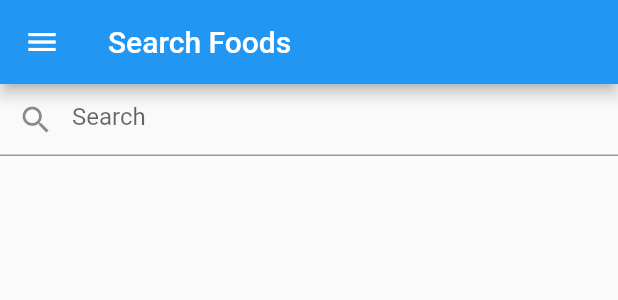
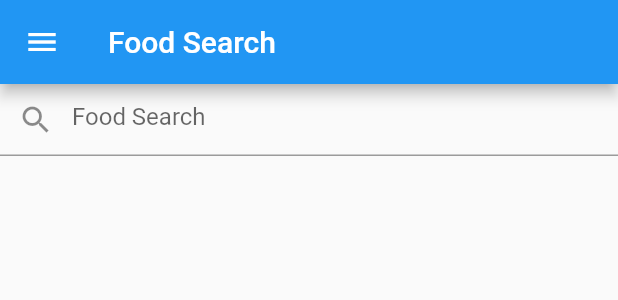
Before and after one commit to adam7/fructikav2, a Flutter app: the AppDrawer widget shown alone on an empty page, opened directly, after a tap on "Food Search", on a phone screen of 412 x 824 dp. Shown: the top 300 px of the screen. Run offline on Flutter 3.47's test engine with Material 2 defaults, Android fonts, the phone set to English and light mode, and no system bars; our stand-ins replace flutter_swiper, material_design_icons_flutter, sqflite; missing offline and left inert: sqlite_rank; accounts and stored records are empty.

```diff
--- a/lib/app_drawer.dart
+++ b/lib/app_drawer.dart
@@ -4,14 +4,9 @@ import 'package:fructika/favourites_route.dart';
 import 'package:fructika/food_group_route.dart';
 import 'package:fructika/search_route.dart';
 import 'package:fructika/settings_route.dart';
+import 'package:fructika/titles.dart';
 
 class AppDrawer extends StatelessWidget {
-  final String _foodGroupTitle = "Food Groups";
-  final String _foodSearchTitle = "Food Search";
-  final String _settingsTitle = "Settings";
-  final String _aboutTitle = "About";
-  final String _favouriteTitle = "Favourites";
-
   @override
   Widget build(BuildContext context) {
     return Drawer(
@@ -24,16 +19,15 @@ class AppDrawer extends StatelessWidget {
               color: Colors.blue,
             ),
           ),
-          _buildListTile(context, SearchRoute(title: _foodSearchTitle),
-              _foodSearchTitle, Icons.search),
-          _buildListTile(context, FavouritesRoute(title: _favouriteTitle),
-              _favouriteTitle, Icons.favorite),
-          _buildListTile(context, FoodGroupRoute(title: _foodGroupTitle),
-              _foodGroupTitle, Icons.group),
-          _buildListTile(context, SettingsRoute(title: _settingsTitle),
-              _settingsTitle, Icons.settings),
           _buildListTile(
-              context, AboutRoute(title: _aboutTitle), _aboutTitle, Icons.info)
+              context, SearchRoute(), Titles.foodSearchTitle, Icons.search),
+          _buildListTile(context, FavouritesRoute(), Titles.favouriteTitle,
+              Icons.favorite),
+          _buildListTile(
+              context, FoodGroupRoute(), Titles.foodGroupTitle, Icons.group),
+          _buildListTile(
+              context, SettingsRoute(), Titles.settingsTitle, Icons.settings),
+          _buildListTile(context, AboutRoute(), Titles.aboutTitle, Icons.info)
         ],
       ),
     );
--- a/lib/favourites_route.dart
+++ b/lib/favourites_route.dart
@@ -1,19 +1,17 @@
 import 'package:flutter/material.dart';
 import 'package:fructika/app_drawer.dart';
+import 'package:fructika/titles.dart';
 import 'database/database_provider.dart';
 import 'package:fructika/food_list.dart';
 import 'package:fructika/models/food.dart';
 
 class FavouritesRoute extends StatelessWidget {
-  final String title;
   final favouriteFoods = DatabaseProvider.db.getFavouriteFoods();
-
-  FavouritesRoute({Key key, this.title}) : super(key: key);
 
   @override
   Widget build(BuildContext context) {
     return Scaffold(
-        appBar: AppBar(title: Text(title)),
+        appBar: AppBar(title: Text(Titles.favouriteTitle)),
         body: FutureBuilder<List<Food>>(
           future: favouriteFoods,
           builder: (context, snapshot) {
--- a/lib/food_group_route.dart
+++ b/lib/food_group_route.dart
@@ -5,15 +5,12 @@ import 'package:flutter_swiper/flutter_swiper.dart';
 import 'package:fructika/models/food_group.dart';
 
 class FoodGroupRoute extends StatelessWidget {
-  final String title;
   final foodgroups = DatabaseProvider.db.getAllFoodGroups();
-
-  FoodGroupRoute({Key key, this.title}) : super(key: key);
 
   @override
   Widget build(BuildContext context) {
     return Scaffold(
-        appBar: AppBar(title: Text(title)),
+        appBar: AppBar(title: Text("Food Groups")),
         body: FutureBuilder<List<FoodGroup>>(
           future: foodgroups,
           builder: (context, snapshot) {
--- a/lib/main.dart
+++ b/lib/main.dart
@@ -6,7 +6,6 @@ void main() => runApp(MyApp());
 class MyApp extends StatelessWidget {
   @override
   Widget build(BuildContext context) {
-    return MaterialApp(
-        title: 'Fructika', home: SearchRoute(title: "Search"));
+    return MaterialApp(title: 'Fructika', home: SearchRoute());
   }
 }
--- a/lib/search_route.dart
+++ b/lib/search_route.dart
@@ -1,14 +1,11 @@
 import 'package:flutter/material.dart';
 import 'package:fructika/app_drawer.dart';
+import 'package:fructika/titles.dart';
 import 'database/database_provider.dart';
 import 'package:fructika/food_list.dart';
 import 'package:fructika/models/food.dart';
 
 class SearchRoute extends StatefulWidget {
-  final String title;
-
-  SearchRoute({Key key, this.title}) : super(key: key);
-
   @override
   State<StatefulWidget> createState() => SearchRouteState();
 }
@@ -21,7 +18,7 @@ class SearchRouteState extends State<SearchRoute> {
   @override
   Widget build(BuildContext context) {
     return Scaffold(
-        appBar: AppBar(title: Text("Search Foods")),
+        appBar: AppBar(title: Text(Titles.foodSearchTitle)),
         body: Column(children: <Widget>[
           TextField(
               controller: _search,
@@ -40,7 +37,7 @@ class SearchRouteState extends State<SearchRoute> {
               },
               textInputAction: TextInputAction.search,
               decoration: InputDecoration(
-                  prefixIcon: Icon(Icons.search), hintText: 'Search')),
+                  prefixIcon: Icon(Icons.search), hintText: Titles.foodSearchTitle)),
           Expanded(child: FoodList(foods: foods))
         ]),
         drawer: AppDrawer());
--- /dev/null
+++ b/lib/titles.dart
@@ -0,0 +1,7 @@
+class Titles{
+  static final foodGroupTitle = "Food Groups";
+  static final foodSearchTitle = "Food Search";
+  static final settingsTitle = "Settings";
+  static final aboutTitle = "About";
+  static final favouriteTitle = "Favourites";
+}
```
Also changed, not shown: lib/about_route.dart (+2 -5 lines), lib/settings_route.dart (+2 -5 lines), 6 other files.
